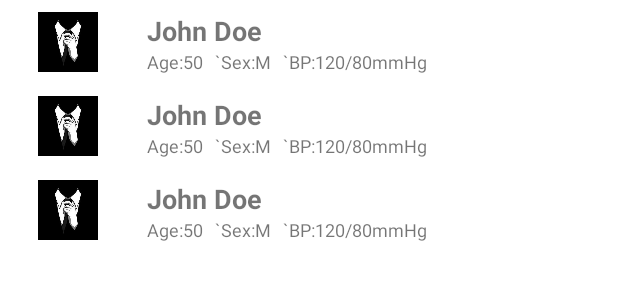
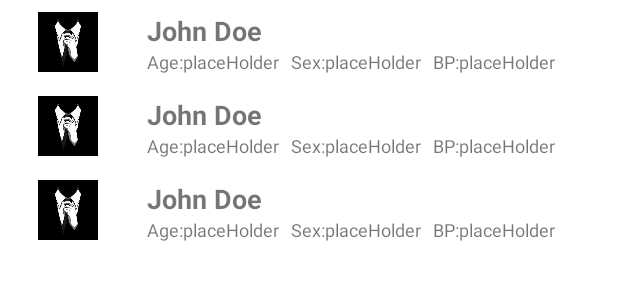
Before and after one commit to olubunmialegbeleye/MedRecord, an Android app: the layout content_record_manager.xml on its own in the app's theme, with its tools: preview values and no code run, on a phone screen of 412 x 824 dp. Shown: the top 300 px of the screen. Run offline under Robolectric (Android 15) with nearby library versions, the phone set to English and light mode, and no system bars.

```diff
--- a/app/src/main/java/com/example/medrecord/NewRecordActivity.java
+++ b/app/src/main/java/com/example/medrecord/NewRecordActivity.java
@@ -10,5 +10,10 @@ public class NewRecordActivity extends AppCompatActivity {
     protected void onCreate(Bundle savedInstanceState) {
         super.onCreate(savedInstanceState);
         setContentView(R.layout.activity_new_record);
+        DBHelper dbHelper = new DBHelper(this);
+        dbHelper.open();
+        dbHelper.createPatient();
+        dbHelper.close();
+        //i need to work with fragments here.
     }
 }
--- a/app/src/main/res/layout/record_list.xml
+++ b/app/src/main/res/layout/record_list.xml
@@ -21,7 +21,7 @@
             app:srcCompat="@drawable/tie_man" />
 
         <TextView
-            android:id="@+id/name"
+            android:id="@+id/patientName"
             android:layout_width="wrap_content"
             android:layout_height="wrap_content"
             android:layout_marginStart="8dp"
@@ -40,17 +40,17 @@
             android:text="@string/age"
             android:textAlignment="textStart"
             android:textSize="@dimen/record_text_size"
-            app:layout_constraintStart_toStartOf="@+id/name"
-            app:layout_constraintTop_toBottomOf="@+id/name" />
+            app:layout_constraintStart_toStartOf="@+id/patientName"
+            app:layout_constraintTop_toBottomOf="@+id/patientName" />
 
         <TextView
             android:id="@+id/age_value"
             android:layout_width="wrap_content"
             android:layout_height="wrap_content"
-            android:text="@string/age_value"
+            android:text="placeHolder"
             android:textSize="@dimen/record_text_size"
             app:layout_constraintStart_toEndOf="@+id/age"
-            app:layout_constraintTop_toBottomOf="@+id/name" />
+            app:layout_constraintTop_toBottomOf="@+id/patientName" />
 
         <TextView
             android:id="@+id/sex"
@@ -60,16 +60,16 @@
             android:text="@string/sex"
             android:textSize="@dimen/record_text_size"
             app:layout_constraintStart_toEndOf="@+id/age_value"
-            app:layout_constraintTop_toBottomOf="@+id/name" />
+            app:layout_constraintTop_toBottomOf="@+id/patientName" />
 
         <TextView
             android:id="@+id/sex_value"
             android:layout_width="wrap_content"
             android:layout_height="wrap_content"
-            android:text="@string/sex_value"
+            android:text="placeHolder"
             android:textSize="@dimen/record_text_size"
             app:layout_constraintStart_toEndOf="@+id/sex"
-            app:layout_constraintTop_toBottomOf="@+id/name" />
+            app:layout_constraintTop_toBottomOf="@+id/patientName" />
 
         <TextView
             android:id="@+id/bp"
@@ -79,16 +79,16 @@
             android:text="@string/bp"
             android:textSize="@dimen/record_text_size"
             app:layout_constraintStart_toEndOf="@+id/sex_value"
-            app:layout_constraintTop_toBottomOf="@+id/name" />
+            app:layout_constraintTop_toBottomOf="@+id/patientName" />
 
         <TextView
             android:id="@+id/bp_value"
             android:layout_width="wrap_content"
             android:layout_height="wrap_content"
-            android:text="@string/bp_value"
+            android:text="placeHolder"
             android:textSize="@dimen/record_text_size"
             app:layout_constraintStart_toEndOf="@+id/bp"
-            app:layout_constraintTop_toBottomOf="@+id/name" />
+            app:layout_constraintTop_toBottomOf="@+id/patientName" />
 
     </androidx.constraintlayout.widget.ConstraintLayout>
 
--- a/app/src/main/res/values/strings.xml
+++ b/app/src/main/res/values/strings.xml
@@ -18,11 +18,8 @@
     <string name="menu_slideshow">Slideshow</string>
     <string name="john_doe">John Doe</string>
     <string name="age">Age:</string>
-    <string name="age_value">50</string>
-    <string name="sex">`Sex:</string>
-    <string name="sex_value">M</string>
-    <string name="bp">`BP:</string>
-    <string name="bp_value">120/80mmHg</string>
+    <string name="sex">Sex:</string>
+    <string name="bp">BP:</string>
     <string name="search">Search</string>
     <string name="it_seems_you_do_not_have_any_record">It seems you do not have any record.</string>
     <string name="to_begin_click_the_add_button_to_add_a_patient_s_record">To begin, click the Create button to add a patient\'s record</string>
```
Also changed, not shown: app/src/main/java/com/example/medrecord/DBHelper.java (added, +177 -0 lines), app/src/main/java/com/example/medrecord/Patient.java (added, +41 -0 lines), app/src/main/java/com/example/medrecord/PatientListRecyclerAdapter.java (added, +60 -0 lines), app/src/main/java/com/example/medrecord/RecordManager.java (+18 -14 lines).
